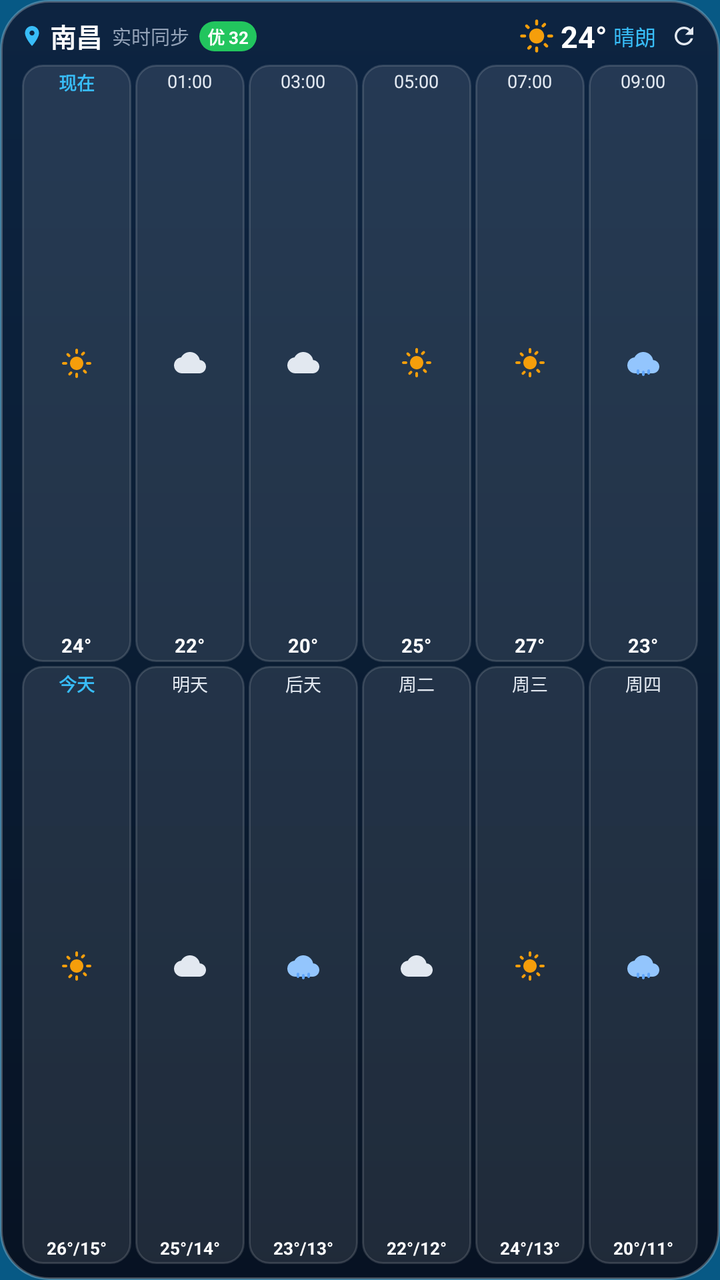
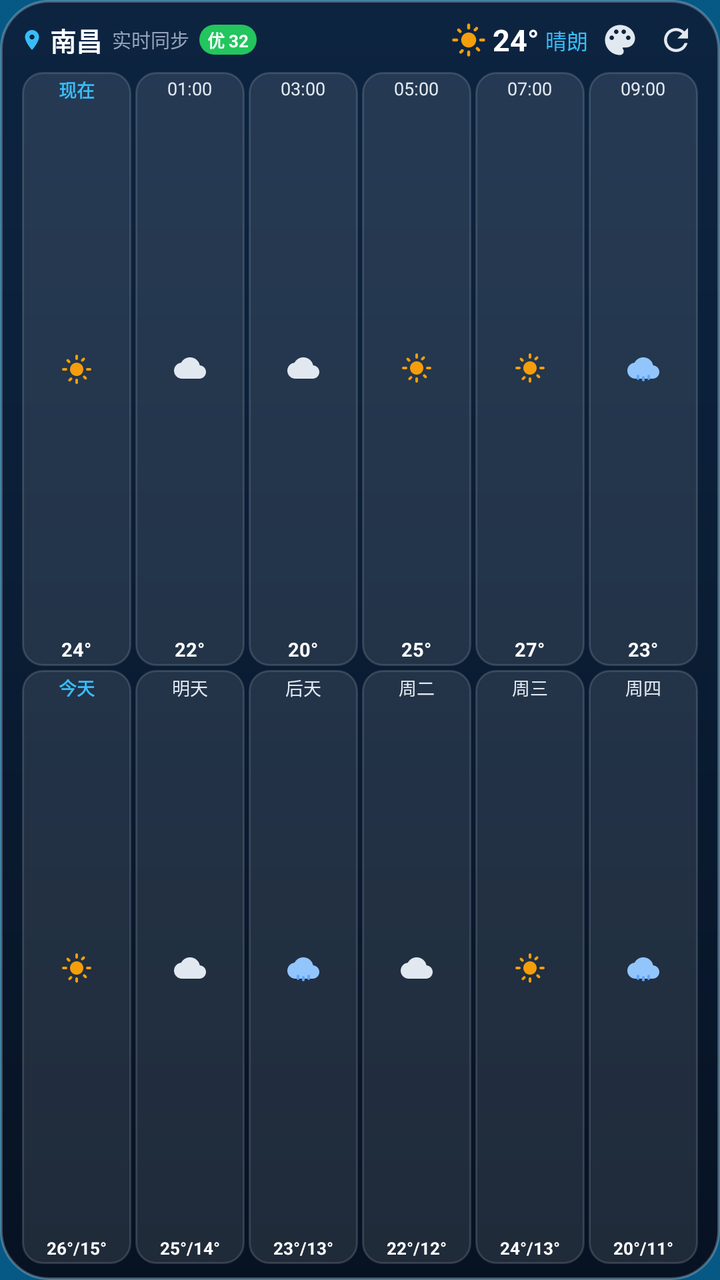

Compare the two renders of this Android layout. The source of the first and the diff that turns it into the second are given below.
<!-- AndroidManifest.xml: application theme AppTheme -->
<!-- res/layout/widget_weather_4x2.xml -->
<?xml version="1.0" encoding="utf-8"?>
<LinearLayout xmlns:android="http://schemas.android.com/apk/res/android"
    android:id="@+id/widget_root"
    android:layout_width="match_parent"
    android:layout_height="match_parent"
    android:orientation="vertical"
    android:background="@drawable/widget_bg_4x3"
    android:paddingLeft="10dp"
    android:paddingRight="10dp"
    android:paddingTop="8dp"
    android:paddingBottom="8dp">

    
    <LinearLayout
        android:layout_width="match_parent"
        android:layout_height="wrap_content"
        android:orientation="horizontal"
        android:gravity="center_vertical"
        android:layout_marginBottom="4dp">

        
        <ImageView
            android:layout_width="12dp"
            android:layout_height="12dp"
            android:src="@drawable/ic_widget_location" />

        <TextView
            android:id="@+id/widget_city_name"
            android:layout_width="wrap_content"
            android:layout_height="wrap_content"
            android:text="南昌"
            android:textSize="13sp"
            android:textStyle="bold"
            android:textColor="#FFFFFF"
            android:layout_marginLeft="3dp" />

        <TextView
            android:id="@+id/widget_update_time"
            android:layout_width="wrap_content"
            android:layout_height="wrap_content"
            android:text="实时同步"
            android:textSize="9.5sp"
            android:textColor="#94A3B8"
            android:layout_marginLeft="5dp" />

        <LinearLayout
            android:id="@+id/widget_aqi_badge"
            android:layout_width="wrap_content"
            android:layout_height="wrap_content"
            android:background="@drawable/widget_aqi_badge"
            android:paddingLeft="4dp"
            android:paddingRight="4dp"
            android:paddingTop="1dp"
            android:paddingBottom="1dp"
            android:layout_marginLeft="5dp">

            <TextView
                android:id="@+id/widget_aqi_text"
                android:layout_width="wrap_content"
                android:layout_height="wrap_content"
                android:text="优 32"
                android:textSize="8.5sp"
                android:textStyle="bold"
                android:textColor="#FFFFFF" />
        </LinearLayout>

        
        <FrameLayout
            android:layout_width="0dp"
            android:layout_height="1dp"
            android:layout_weight="1" />

        
        <ImageView
            android:id="@+id/widget_weather_icon"
            android:layout_width="18dp"
            android:layout_height="18dp"
            android:src="@drawable/ic_weather_sunny" />

        <TextView
            android:id="@+id/widget_temperature"
            android:layout_width="wrap_content"
            android:layout_height="wrap_content"
            android:text="24°"
            android:textSize="15sp"
            android:textStyle="bold"
            android:textColor="#FFFFFF"
            android:layout_marginLeft="3dp" />

        <TextView
            android:id="@+id/widget_weather_desc"
            android:layout_width="wrap_content"
            android:layout_height="wrap_content"
            android:text="晴朗"
            android:textSize="10.5sp"
            android:textColor="#38BDF8"
            android:layout_marginLeft="3dp" />

        
        <ImageView
            android:id="@+id/widget_btn_refresh"
            android:layout_width="16dp"
            android:layout_height="16dp"
            android:src="@drawable/ic_widget_refresh"
            android:padding="1dp"
            android:layout_marginLeft="6dp" />
    </LinearLayout>

    
    <LinearLayout
        android:layout_width="match_parent"
        android:layout_height="0dp"
        android:layout_weight="1"
        android:orientation="vertical">

        
        <LinearLayout
            android:layout_width="match_parent"
            android:layout_height="0dp"
            android:layout_weight="1"
            android:orientation="horizontal"
            android:layout_marginBottom="2dp">

            
            <LinearLayout
                android:id="@+id/widget_hourly_slot1"
                android:layout_width="0dp"
                android:layout_height="match_parent"
                android:layout_weight="1"
                android:orientation="vertical"
                android:gravity="center"
                android:background="@drawable/widget_forecast_col_bg"
                android:paddingTop="2dp"
                android:paddingBottom="2dp"
                android:paddingLeft="1dp"
                android:paddingRight="1dp"
                android:layout_marginLeft="1dp"
                android:layout_marginRight="1dp">

                <TextView
                    android:id="@+id/widget_h1_time"
                    android:layout_width="wrap_content"
                    android:layout_height="wrap_content"
                    android:text="现在"
                    android:textSize="9sp"
                    android:textStyle="bold"
                    android:textColor="#38BDF8" />

                <FrameLayout
                    android:layout_width="1dp"
                    android:layout_height="0dp"
                    android:layout_weight="1" />

                <ImageView
                    android:id="@+id/widget_h1_icon"
                    android:layout_width="16dp"
                    android:layout_height="16dp"
                    android:src="@drawable/ic_weather_sunny" />

                <FrameLayout
                    android:layout_width="1dp"
                    android:layout_height="0dp"
                    android:layout_weight="1" />

                <TextView
                    android:id="@+id/widget_h1_temp"
                    android:layout_width="wrap_content"
                    android:layout_height="wrap_content"
                    android:text="24°"
                    android:textSize="9.5sp"
                    android:textStyle="bold"
                    android:textColor="#FFFFFF" />

                <TextView
                    android:id="@+id/widget_h1_desc"
                    android:layout_width="wrap_content"
                    android:layout_height="wrap_content"
                    android:visibility="gone" />
            </LinearLayout>

            
            <LinearLayout
                android:id="@+id/widget_hourly_slot2"
                android:layout_width="0dp"
                android:layout_height="match_parent"
                android:layout_weight="1"
                android:orientation="vertical"
                android:gravity="center"
                android:background="@drawable/widget_forecast_col_bg"
                android:paddingTop="2dp"
                android:paddingBottom="2dp"
                android:paddingLeft="1dp"
                android:paddingRight="1dp"
                android:layout_marginLeft="1dp"
                android:layout_marginRight="1dp">

                <TextView
                    android:id="@+id/widget_h2_time"
                    android:layout_width="wrap_content"
                    android:layout_height="wrap_content"
                    android:text="01:00"
                    android:textSize="9sp"
                    android:textColor="#E2E8F0" />

                <FrameLayout
                    android:layout_width="1dp"
                    android:layout_height="0dp"
                    android:layout_weight="1" />

                <ImageView
                    android:id="@+id/widget_h2_icon"
                    android:layout_width="16dp"
                    android:layout_height="16dp"
                    android:src="@drawable/ic_weather_cloudy" />

                <FrameLayout
                    android:layout_width="1dp"
                    android:layout_height="0dp"
                    android:layout_weight="1" />

                <TextView
                    android:id="@+id/widget_h2_temp"
                    android:layout_width="wrap_content"
                    android:layout_height="wrap_content"
                    android:text="22°"
                    android:textSize="9.5sp"
                    android:textStyle="bold"
                    android:textColor="#FFFFFF" />

                <TextView
                    android:id="@+id/widget_h2_desc"
                    android:layout_width="wrap_content"
                    android:layout_height="wrap_content"
                    android:visibility="gone" />
            </LinearLayout>

            
            <LinearLayout
                android:id="@+id/widget_hourly_slot3"
                android:layout_width="0dp"
                android:layout_height="match_parent"
                android:layout_weight="1"
                android:orientation="vertical"
                android:gravity="center"
                android:background="@drawable/widget_forecast_col_bg"
                android:paddingTop="2dp"
                android:paddingBottom="2dp"
                android:paddingLeft="1dp"
                android:paddingRight="1dp"
                android:layout_marginLeft="1dp"
                android:layout_marginRight="1dp">

                <TextView
                    android:id="@+id/widget_h3_time"
                    android:layout_width="wrap_content"
                    android:layout_height="wrap_content"
                    android:text="03:00"
                    android:textSize="9sp"
                    android:textColor="#E2E8F0" />

                <FrameLayout
                    android:layout_width="1dp"
                    android:layout_height="0dp"
                    android:layout_weight="1" />

                <ImageView
                    android:id="@+id/widget_h3_icon"
                    android:layout_width="16dp"
                    android:layout_height="16dp"
                    android:src="@drawable/ic_weather_cloudy" />

                <FrameLayout
                    android:layout_width="1dp"
                    android:layout_height="0dp"
                    android:layout_weight="1" />

                <TextView
                    android:id="@+id/widget_h3_temp"
                    android:layout_width="wrap_content"
                    android:layout_height="wrap_content"
                    android:text="20°"
                    android:textSize="9.5sp"
                    android:textStyle="bold"
                    android:textColor="#FFFFFF" />

                <TextView
                    android:id="@+id/widget_h3_desc"
                    android:layout_width="wrap_content"
                    android:layout_height="wrap_content"
                    android:visibility="gone" />
            </LinearLayout>

            
            <LinearLayout
                android:id="@+id/widget_hourly_slot4"
                android:layout_width="0dp"
                android:layout_height="match_parent"
                android:layout_weight="1"
                android:orientation="vertical"
                android:gravity="center"
                android:background="@drawable/widget_forecast_col_bg"
                android:paddingTop="2dp"
                android:paddingBottom="2dp"
                android:paddingLeft="1dp"
                android:paddingRight="1dp"
                android:layout_marginLeft="1dp"
                android:layout_marginRight="1dp">

                <TextView
                    android:id="@+id/widget_h4_time"
                    android:layout_width="wrap_content"
                    android:layout_height="wrap_content"
                    android:text="05:00"
                    android:textSize="9sp"
                    android:textColor="#E2E8F0" />

                <FrameLayout
                    android:layout_width="1dp"
                    android:layout_height="0dp"
                    android:layout_weight="1" />

                <ImageView
                    android:id="@+id/widget_h4_icon"
                    android:layout_width="16dp"
                    android:layout_height="16dp"
                    android:src="@drawable/ic_weather_sunny" />

                <FrameLayout
                    android:layout_width="1dp"
                    android:layout_height="0dp"
                    android:layout_weight="1" />

                <TextView
                    android:id="@+id/widget_h4_temp"
                    android:layout_width="wrap_content"
                    android:layout_height="wrap_content"
                    android:text="25°"
                    android:textSize="9.5sp"
                    android:textStyle="bold"
                    android:textColor="#FFFFFF" />

                <TextView
                    android:id="@+id/widget_h4_desc"
                    android:layout_width="wrap_content"
                    android:layout_height="wrap_content"
                    android:visibility="gone" />
            </LinearLayout>

            
            <LinearLayout
                android:id="@+id/widget_hourly_slot5"
                android:layout_width="0dp"
                android:layout_height="match_parent"
                android:layout_weight="1"
                android:orientation="vertical"
                android:gravity="center"
                android:background="@drawable/widget_forecast_col_bg"
                android:paddingTop="2dp"
                android:paddingBottom="2dp"
                android:paddingLeft="1dp"
                android:paddingRight="1dp"
                android:layout_marginLeft="1dp"
                android:layout_marginRight="1dp">

                <TextView
                    android:id="@+id/widget_h5_time"
                    android:layout_width="wrap_content"
                    android:layout_height="wrap_content"
                    android:text="07:00"
                    android:textSize="9sp"
                    android:textColor="#E2E8F0" />

                <FrameLayout
                    android:layout_width="1dp"
                    android:layout_height="0dp"
                    android:layout_weight="1" />

                <ImageView
                    android:id="@+id/widget_h5_icon"
                    android:layout_width="16dp"
                    android:layout_height="16dp"
                    android:src="@drawable/ic_weather_sunny" />

                <FrameLayout
                    android:layout_width="1dp"
                    android:layout_height="0dp"
                    android:layout_weight="1" />

                <TextView
                    android:id="@+id/widget_h5_temp"
                    android:layout_width="wrap_content"
                    android:layout_height="wrap_content"
                    android:text="27°"
                    android:textSize="9.5sp"
                    android:textStyle="bold"
                    android:textColor="#FFFFFF" />

                <TextView
                    android:id="@+id/widget_h5_desc"
                    android:layout_width="wrap_content"
                    android:layout_height="wrap_content"
                    android:visibility="gone" />
            </LinearLayout>

            
            <LinearLayout
                android:id="@+id/widget_hourly_slot6"
                android:layout_width="0dp"
                android:layout_height="match_parent"
                android:layout_weight="1"
                android:orientation="vertical"
                android:gravity="center"
                android:background="@drawable/widget_forecast_col_bg"
                android:paddingTop="2dp"
                android:paddingBottom="2dp"
                android:paddingLeft="1dp"
                android:paddingRight="1dp"
                android:layout_marginLeft="1dp"
                android:layout_marginRight="1dp">

                <TextView
                    android:id="@+id/widget_h6_time"
                    android:layout_width="wrap_content"
                    android:layout_height="wrap_content"
                    android:text="09:00"
                    android:textSize="9sp"
                    android:textColor="#E2E8F0" />

                <FrameLayout
                    android:layout_width="1dp"
                    android:layout_height="0dp"
                    android:layout_weight="1" />

                <ImageView
                    android:id="@+id/widget_h6_icon"
                    android:layout_width="16dp"
                    android:layout_height="16dp"
                    android:src="@drawable/ic_weather_rainy" />

                <FrameLayout
                    android:layout_width="1dp"
                    android:layout_height="0dp"
                    android:layout_weight="1" />

                <TextView
                    android:id="@+id/widget_h6_temp"
                    android:layout_width="wrap_content"
                    android:layout_height="wrap_content"
                    android:text="23°"
                    android:textSize="9.5sp"
                    android:textStyle="bold"
                    android:textColor="#FFFFFF" />

                <TextView
                    android:id="@+id/widget_h6_desc"
                    android:layout_width="wrap_content"
                    android:layout_height="wrap_content"
                    android:visibility="gone" />
            </LinearLayout>
        </LinearLayout>

        
        <LinearLayout
            android:layout_width="match_parent"
            android:layout_height="0dp"
            android:layout_weight="1"
            android:orientation="horizontal">

            
            <LinearLayout
                android:id="@+id/widget_forecast_day1"
                android:layout_width="0dp"
                android:layout_height="match_parent"
                android:layout_weight="1"
                android:orientation="vertical"
                android:gravity="center"
                android:background="@drawable/widget_forecast_col_bg"
                android:paddingTop="2dp"
                android:paddingBottom="2dp"
                android:paddingLeft="1dp"
                android:paddingRight="1dp"
                android:layout_marginLeft="1dp"
                android:layout_marginRight="1dp">

                <TextView
                    android:id="@+id/widget_f1_title"
                    android:layout_width="wrap_content"
                    android:layout_height="wrap_content"
                    android:text="今天"
                    android:textSize="9sp"
                    android:textStyle="bold"
                    android:textColor="#38BDF8" />

                <FrameLayout
                    android:layout_width="1dp"
                    android:layout_height="0dp"
                    android:layout_weight="1" />

                <ImageView
                    android:id="@+id/widget_f1_icon"
                    android:layout_width="16dp"
                    android:layout_height="16dp"
                    android:src="@drawable/ic_weather_sunny" />

                <FrameLayout
                    android:layout_width="1dp"
                    android:layout_height="0dp"
                    android:layout_weight="1" />

                <TextView
                    android:id="@+id/widget_f1_temp"
                    android:layout_width="wrap_content"
                    android:layout_height="wrap_content"
                    android:text="26°/15°"
                    android:textSize="8.5sp"
                    android:textStyle="bold"
                    android:textColor="#FFFFFF" />
            </LinearLayout>

            
            <LinearLayout
                android:id="@+id/widget_forecast_day2"
                android:layout_width="0dp"
                android:layout_height="match_parent"
                android:layout_weight="1"
                android:orientation="vertical"
                android:gravity="center"
                android:background="@drawable/widget_forecast_col_bg"
                android:paddingTop="2dp"
                android:paddingBottom="2dp"
                android:paddingLeft="1dp"
                android:paddingRight="1dp"
                android:layout_marginLeft="1dp"
                android:layout_marginRight="1dp">

                <TextView
                    android:id="@+id/widget_f2_title"
                    android:layout_width="wrap_content"
                    android:layout_height="wrap_content"
                    android:text="明天"
                    android:textSize="9sp"
                    android:textColor="#E2E8F0" />

                <FrameLayout
                    android:layout_width="1dp"
                    android:layout_height="0dp"
                    android:layout_weight="1" />

                <ImageView
                    android:id="@+id/widget_f2_icon"
                    android:layout_width="16dp"
                    android:layout_height="16dp"
                    android:src="@drawable/ic_weather_cloudy" />

                <FrameLayout
                    android:layout_width="1dp"
                    android:layout_height="0dp"
                    android:layout_weight="1" />

                <TextView
                    android:id="@+id/widget_f2_temp"
                    android:layout_width="wrap_content"
                    android:layout_height="wrap_content"
                    android:text="25°/14°"
                    android:textSize="8.5sp"
                    android:textStyle="bold"
                    android:textColor="#FFFFFF" />
            </LinearLayout>

            
            <LinearLayout
                android:id="@+id/widget_forecast_day3"
                android:layout_width="0dp"
                android:layout_height="match_parent"
                android:layout_weight="1"
                android:orientation="vertical"
                android:gravity="center"
                android:background="@drawable/widget_forecast_col_bg"
                android:paddingTop="2dp"
                android:paddingBottom="2dp"
                android:paddingLeft="1dp"
                android:paddingRight="1dp"
                android:layout_marginLeft="1dp"
                android:layout_marginRight="1dp">

                <TextView
                    android:id="@+id/widget_f3_title"
                    android:layout_width="wrap_content"
                    android:layout_height="wrap_content"
                    android:text="后天"
                    android:textSize="9sp"
                    android:textColor="#E2E8F0" />

                <FrameLayout
                    android:layout_width="1dp"
                    android:layout_height="0dp"
                    android:layout_weight="1" />

                <ImageView
                    android:id="@+id/widget_f3_icon"
                    android:layout_width="16dp"
                    android:layout_height="16dp"
                    android:src="@drawable/ic_weather_rainy" />

                <FrameLayout
                    android:layout_width="1dp"
                    android:layout_height="0dp"
                    android:layout_weight="1" />

                <TextView
                    android:id="@+id/widget_f3_temp"
                    android:layout_width="wrap_content"
                    android:layout_height="wrap_content"
                    android:text="23°/13°"
                    android:textSize="8.5sp"
                    android:textStyle="bold"
                    android:textColor="#FFFFFF" />
            </LinearLayout>

            
            <LinearLayout
                android:id="@+id/widget_forecast_day4"
                android:layout_width="0dp"
                android:layout_height="match_parent"
                android:layout_weight="1"
                android:orientation="vertical"
                android:gravity="center"
                android:background="@drawable/widget_forecast_col_bg"
                android:paddingTop="2dp"
                android:paddingBottom="2dp"
                android:paddingLeft="1dp"
                android:paddingRight="1dp"
                android:layout_marginLeft="1dp"
                android:layout_marginRight="1dp">

                <TextView
                    android:id="@+id/widget_f4_title"
                    android:layout_width="wrap_content"
                    android:layout_height="wrap_content"
                    android:text="周二"
                    android:textSize="9sp"
                    android:textColor="#E2E8F0" />

                <FrameLayout
                    android:layout_width="1dp"
                    android:layout_height="0dp"
                    android:layout_weight="1" />

                <ImageView
                    android:id="@+id/widget_f4_icon"
                    android:layout_width="16dp"
                    android:layout_height="16dp"
                    android:src="@drawable/ic_weather_cloudy" />

                <FrameLayout
                    android:layout_width="1dp"
                    android:layout_height="0dp"
                    android:layout_weight="1" />

                <TextView
                    android:id="@+id/widget_f4_temp"
                    android:layout_width="wrap_content"
                    android:layout_height="wrap_content"
                    android:text="22°/12°"
                    android:textSize="8.5sp"
                    android:textStyle="bold"
                    android:textColor="#FFFFFF" />
            </LinearLayout>

            
            <LinearLayout
                android:id="@+id/widget_forecast_day5"
                android:layout_width="0dp"
                android:layout_height="match_parent"
                android:layout_weight="1"
                android:orientation="vertical"
                android:gravity="center"
                android:background="@drawable/widget_forecast_col_bg"
                android:paddingTop="2dp"
                android:paddingBottom="2dp"
                android:paddingLeft="1dp"
                android:paddingRight="1dp"
                android:layout_marginLeft="1dp"
                android:layout_marginRight="1dp">

                <TextView
                    android:id="@+id/widget_f5_title"
                    android:layout_width="wrap_content"
                    android:layout_height="wrap_content"
                    android:text="周三"
                    android:textSize="9sp"
                    android:textColor="#E2E8F0" />

                <FrameLayout
                    android:layout_width="1dp"
                    android:layout_height="0dp"
                    android:layout_weight="1" />

                <ImageView
                    android:id="@+id/widget_f5_icon"
                    android:layout_width="16dp"
                    android:layout_height="16dp"
                    android:src="@drawable/ic_weather_sunny" />

                <FrameLayout
                    android:layout_width="1dp"
                    android:layout_height="0dp"
                    android:layout_weight="1" />

                <TextView
                    android:id="@+id/widget_f5_temp"
                    android:layout_width="wrap_content"
                    android:layout_height="wrap_content"
                    android:text="24°/13°"
                    android:textSize="8.5sp"
                    android:textStyle="bold"
                    android:textColor="#FFFFFF" />
            </LinearLayout>

            
            <LinearLayout
                android:id="@+id/widget_forecast_day6"
                android:layout_width="0dp"
                android:layout_height="match_parent"
                android:layout_weight="1"
                android:orientation="vertical"
                android:gravity="center"
                android:background="@drawable/widget_forecast_col_bg"
                android:paddingTop="2dp"
                android:paddingBottom="2dp"
                android:paddingLeft="1dp"
                android:paddingRight="1dp"
                android:layout_marginLeft="1dp"
                android:layout_marginRight="1dp">

                <TextView
                    android:id="@+id/widget_f6_title"
                    android:layout_width="wrap_content"
                    android:layout_height="wrap_content"
                    android:text="周四"
                    android:textSize="9sp"
                    android:textColor="#E2E8F0" />

                <FrameLayout
                    android:layout_width="1dp"
                    android:layout_height="0dp"
                    android:layout_weight="1" />

                <ImageView
                    android:id="@+id/widget_f6_icon"
                    android:layout_width="16dp"
                    android:layout_height="16dp"
                    android:src="@drawable/ic_weather_rainy" />

                <FrameLayout
                    android:layout_width="1dp"
                    android:layout_height="0dp"
                    android:layout_weight="1" />

                <TextView
                    android:id="@+id/widget_f6_temp"
                    android:layout_width="wrap_content"
                    android:layout_height="wrap_content"
                    android:text="20°/11°"
                    android:textSize="8.5sp"
                    android:textStyle="bold"
                    android:textColor="#FFFFFF" />
            </LinearLayout>
        </LinearLayout>
    </LinearLayout>
</LinearLayout>
<!-- resources referenced by this layout -->
<resources>
  <!-- drawable ic_weather_cloudy (drawable) -->
  <vector xmlns:android="http://schemas.android.com/apk/res/android"
      android:width="48dp"
      android:height="48dp"
      android:viewportWidth="24"
      android:viewportHeight="24">
    <path
        android:fillColor="#E2E8F0"
        android:pathData="M19.35,10.04C18.67,6.59 15.64,4 12,4 9.11,4 6.6,5.64 5.35,8.04 2.34,8.36 0,10.91 0,14c0,3.31 2.69,6 6,6h13c2.76,0 5,-2.24 5,-5 0,-2.64 -2.05,-4.78 -4.65,-4.96z"/>
  </vector>
  <!-- drawable ic_widget_location (drawable) -->
  <vector xmlns:android="http://schemas.android.com/apk/res/android"
      android:width="20dp"
      android:height="20dp"
      android:viewportWidth="24"
      android:viewportHeight="24">
    <path
        android:fillColor="#38BDF8"
        android:pathData="M12,2C8.13,2 5,5.13 5,9c0,5.25 7,13 7,13s7,-7.75 7,-13c0,-3.87 -3.13,-7 -7,-7zM12,11.5c-1.38,0 -2.5,-1.12 -2.5,-2.5s1.12,-2.5 2.5,-2.5 2.5,1.12 2.5,2.5 -1.12,2.5 -2.5,2.5z"/>
  </vector>
  <!-- drawable ic_widget_refresh (drawable) -->
  <vector xmlns:android="http://schemas.android.com/apk/res/android"
      android:width="20dp"
      android:height="20dp"
      android:viewportWidth="24"
      android:viewportHeight="24">
    <path
        android:fillColor="#E2E8F0"
        android:pathData="M17.65,6.35C16.2,4.9 14.21,4 12,4c-4.42,0 -7.99,3.58 -7.99,8s3.57,8 7.99,8c3.73,0 6.84,-2.55 7.73,-6h-2.08c-0.82,2.33 -3.04,4 -5.65,4 -3.31,0 -6,-2.69 -6,-6s2.69,-6 6,-6c1.66,0 3.14,0.69 4.22,1.78L13,11h7V4l-2.35,2.35z"/>
  </vector>
  <!-- drawable widget_aqi_badge (drawable) -->
  <?xml version="1.0" encoding="utf-8"?>
  <shape xmlns:android="http://schemas.android.com/apk/res/android"
      android:shape="rectangle">
      <corners android:radius="8dp" />
      <solid android:color="#22C55E" />
  </shape>
  <!-- drawable widget_bg_4x3 (drawable) -->
  <?xml version="1.0" encoding="utf-8"?>
  <shape xmlns:android="http://schemas.android.com/apk/res/android"
      android:shape="rectangle">
      <corners android:radius="24dp" />
      <gradient
          android:angle="270"
          android:startColor="#E60D1E3A"
          android:centerColor="#E60A162B"
          android:endColor="#F2060E1D" />
      <stroke
          android:width="1.2dp"
          android:color="#40FFFFFF" />
  </shape>
  <!-- drawable widget_forecast_col_bg (drawable) -->
  <?xml version="1.0" encoding="utf-8"?>
  <shape xmlns:android="http://schemas.android.com/apk/res/android"
      android:shape="rectangle">
      <corners android:radius="10dp" />
      <solid android:color="#1AFFFFFF" />
      <stroke android:width="1dp" android:color="#24FFFFFF" />
  </shape>
  <style name="AppTheme" parent="Theme.AppCompat.DayNight.NoActionBar">
      <item name="android:windowBackground">@color/splashscreen_background</item>
      <item name="android:editTextBackground">@drawable/rn_edit_text_material</item>
      <item name="colorPrimary">@color/colorPrimary</item>
      <item name="android:statusBarColor">@android:color/transparent</item>
      <item name="android:navigationBarColor">@android:color/transparent</item>
    </style>
  <color name="splashscreen_background">#075985</color>
  <color name="colorPrimary">#023c69</color>
  <!-- unchanged entries left out for length: 3 -->
</resources>

<!-- the commit's change to res/layout/widget_weather_4x2.xml (unified diff, before → after) -->
@@ -98,12 +98,21 @@
 
         
         <ImageView
+            android:id="@+id/widget_btn_skin"
+            android:layout_width="24dp"
+            android:layout_height="24dp"
+            android:src="@drawable/ic_widget_skin"
+            android:padding="3dp"
+            android:layout_marginLeft="4dp" />
+
+        
+        <ImageView
             android:id="@+id/widget_btn_refresh"
-            android:layout_width="16dp"
-            android:layout_height="16dp"
+            android:layout_width="24dp"
+            android:layout_height="24dp"
             android:src="@drawable/ic_widget_refresh"
-            android:padding="1dp"
-            android:layout_marginLeft="6dp" />
+            android:padding="3dp"
+            android:layout_marginLeft="4dp" />
     </LinearLayout>
 
     
<!-- resource entries referenced after the edit -->
@@ -29,6 +29,16 @@
     <path
         android:fillColor="#E2E8F0"
         android:pathData="M17.65,6.35C16.2,4.9 14.21,4 12,4c-4.42,0 -7.99,3.58 -7.99,8s3.57,8 7.99,8c3.73,0 6.84,-2.55 7.73,-6h-2.08c-0.82,2.33 -3.04,4 -5.65,4 -3.31,0 -6,-2.69 -6,-6s2.69,-6 6,-6c1.66,0 3.14,0.69 4.22,1.78L13,11h7V4l-2.35,2.35z"/>
+  </vector>
+  <!-- drawable ic_widget_skin (drawable) -->
+  <vector xmlns:android="http://schemas.android.com/apk/res/android"
+      android:width="20dp"
+      android:height="20dp"
+      android:viewportWidth="24"
+      android:viewportHeight="24">
+    <path
+        android:fillColor="#E2E8F0"
+        android:pathData="M12,2C6.49,2 2,6.49 2,12s4.49,10 10,10c1.38,0 2.5,-1.12 2.5,-2.5c0,-0.61 -0.23,-1.2 -0.64,-1.67c-0.08,-0.1 -0.1,-0.22 -0.1,-0.33c0,-0.28 0.22,-0.5 0.5,-0.5H16c3.31,0 6,-2.69 6,-6C22,5.96 17.51,2 12,2zM6.5,12c-0.83,0 -1.5,-0.67 -1.5,-1.5S5.67,9 6.5,9S8,9.67 8,10.5S7.33,12 6.5,12zM9.5,8C8.67,8 8,7.33 8,6.5S8.67,5 9.5,5s1.5,0.67 1.5,1.5S10.33,8 9.5,8zM14.5,8C13.67,8 13,7.33 13,6.5S13.67,5 14.5,5s1.5,0.67 1.5,1.5S15.33,8 14.5,8zM17.5,12c-0.83,0 -1.5,-0.67 -1.5,-1.5S16.67,9 17.5,9s1.5,0.67 1.5,1.5S18.33,12 17.5,12z"/>
   </vector>
   <!-- drawable widget_aqi_badge (drawable) -->
   <?xml version="1.0" encoding="utf-8"?>
